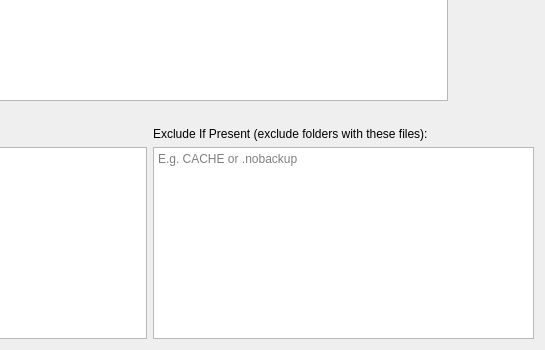
The window that src/vorta/assets/UI/sourcetab.ui (borgbase/vorta) describes before a commit, drawn with Qt 5; both pictures show x 246 to 791 and y 147 to 497 of the 791 by 497 pixel window.
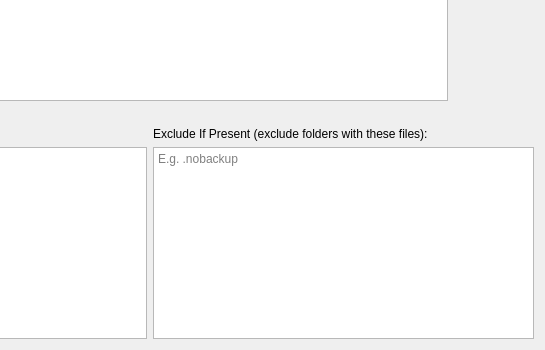
The same window after the commit.

Commit message: Notify of errors after system tray backup run. Fixes #105 (#483)

The edit to the form file:
```diff
--- a/src/vorta/assets/UI/sourcetab.ui
+++ b/src/vorta/assets/UI/sourcetab.ui
@@ -113,7 +113,7 @@
         </sizepolicy>
        </property>
        <property name="placeholderText">
-        <string>E.g. CACHE or .nobackup</string>
+        <string>E.g. .nobackup</string>
        </property>
       </widget>
      </item>
```
Left out of the diff: 2 changed lines with no effect on the pictures. The commit also changes 2 other files.
